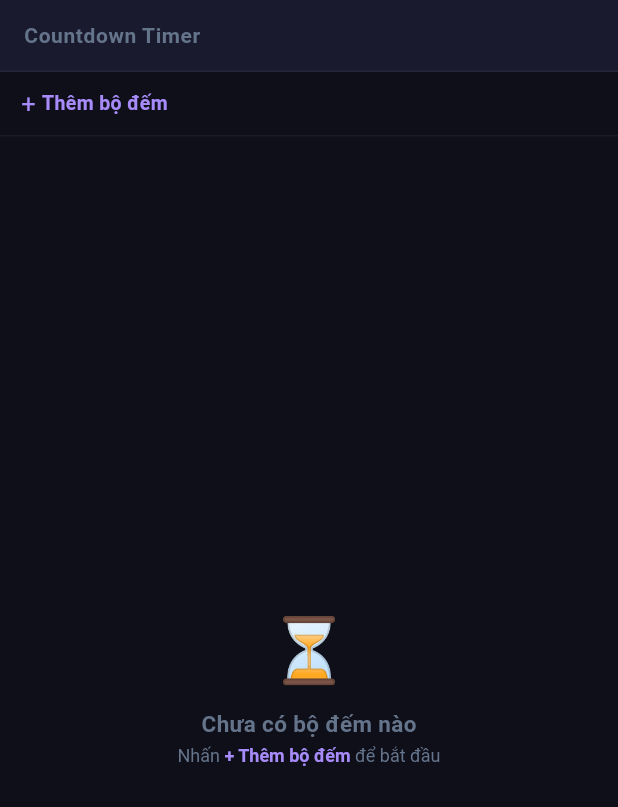
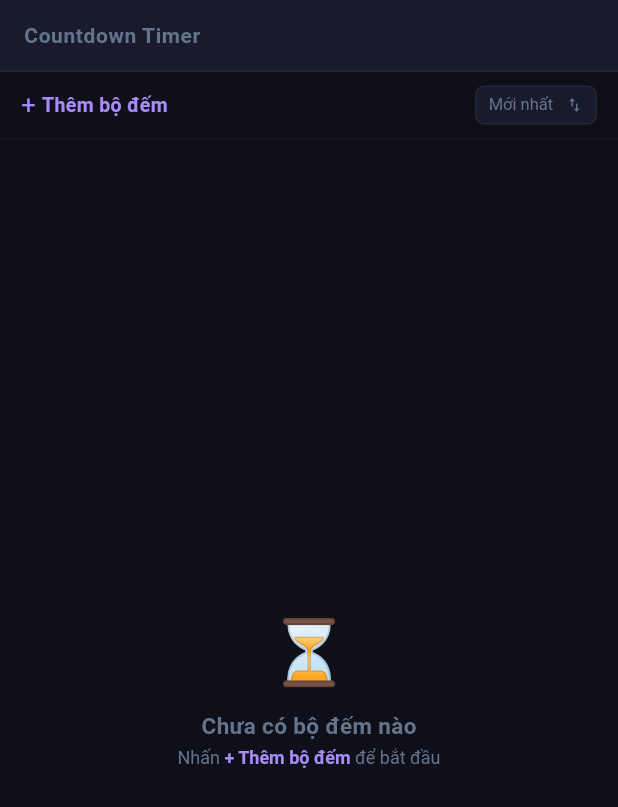
Before and after one commit to kienta/countdown_timer, a Flutter app: the screen it shows after launch, on a phone screen of 412 x 824 dp. Shown: the top 807 px of the screen. Run offline on Flutter 3.47's test engine with Material 3 defaults, Android fonts, the phone set to English and light mode, and no system bars; our stand-ins replace sqflite, sqflite_common_ffi; accounts and stored records are empty; Roboto replaces fonts that are missing (SegoeUI).

Commit message:
Add sort dropdown to timer list
Sort options: newest, oldest, name A-Z, remaining time, running first.
Dropdown appears in the toolbar on the launcher screen.

Co-Authored-By: Claude Opus 4.6 (1M context) <noreply@anthropic.com>

```diff
--- a/lib/screens/launcher_screen.dart
+++ b/lib/screens/launcher_screen.dart
@@ -109,6 +109,13 @@ class _Toolbar extends StatelessWidget {
                 );
               },
             ),
+          const Spacer(),
+          Consumer<TimerService>(
+            builder: (_, service, __) => _SortDropdown(
+              value: service.sortOption,
+              onChanged: (o) => service.setSortOption(o),
+            ),
+          ),
         ],
       ),
     );
@@ -122,7 +129,7 @@ class _TimerList extends StatelessWidget {
   Widget build(BuildContext context) {
     return Consumer<TimerService>(
       builder: (context, service, _) {
-        final timers = service.timers;
+        final timers = service.sortedTimers;
 
         if (timers.isEmpty) {
           return Center(
@@ -202,6 +209,49 @@ class _TimerList extends StatelessWidget {
       onStart: () => service.startTimer(timer.id),
       onPause: () => service.pauseTimer(timer.id),
       onReset: () => service.resetTimer(timer.id),
+    );
+  }
+}
+
+class _SortDropdown extends StatelessWidget {
+  final TimerSortOption value;
+  final ValueChanged<TimerSortOption> onChanged;
+
+  const _SortDropdown({required this.value, required this.onChanged});
+
+  static const _labels = {
+    TimerSortOption.newestFirst: 'Mới nhất',
+    TimerSortOption.oldestFirst: 'Cũ nhất',
+    TimerSortOption.nameAZ: 'Tên A-Z',
+    TimerSortOption.remaining: 'Còn lại',
+    TimerSortOption.statusFirst: 'Đang chạy',
+  };
+
+  @override
+  Widget build(BuildContext context) {
+    return Container(
+      height: 26,
+      padding: const EdgeInsets.symmetric(horizontal: 8),
+      decoration: BoxDecoration(
+        color: AppColors.surface,
+        borderRadius: BorderRadius.circular(6),
+        border: Border.all(color: AppColors.border),
+      ),
+      child: DropdownButtonHideUnderline(
+        child: DropdownButton<TimerSortOption>(
+          value: value,
+          isDense: true,
+          icon: const Icon(Icons.swap_vert, size: 12, color: AppColors.muted),
+          dropdownColor: AppColors.surface,
+          style: const TextStyle(fontSize: 11, color: AppColors.muted),
+          items: TimerSortOption.values.map((o) {
+            return DropdownMenuItem(value: o, child: Text(_labels[o]!));
+          }).toList(),
+          onChanged: (v) {
+            if (v != null) onChanged(v);
+          },
+        ),
+      ),
     );
   }
 }
--- a/lib/services/timer_service.dart
+++ b/lib/services/timer_service.dart
@@ -2,14 +2,53 @@ import 'dart:async';
 import 'package:flutter/foundation.dart';
 import '../models/timer_model.dart';
 import 'database_service.dart';
+
+enum TimerSortOption { newestFirst, oldestFirst, nameAZ, remaining, statusFirst }
 
 class TimerService extends ChangeNotifier {
   final DatabaseService _db = DatabaseService();
   List<TimerModel> _timers = [];
   Timer? _tickTimer;
   int _tickCount = 0;
+  TimerSortOption _sortOption = TimerSortOption.newestFirst;
 
   List<TimerModel> get timers => _timers;
+
+  TimerSortOption get sortOption => _sortOption;
+
+  void setSortOption(TimerSortOption option) {
+    _sortOption = option;
+    notifyListeners();
+  }
+
+  List<TimerModel> get sortedTimers {
+    final sorted = List<TimerModel>.from(_timers);
+    switch (_sortOption) {
+      case TimerSortOption.newestFirst:
+        sorted.sort((a, b) => (b.createdAt ?? 0).compareTo(a.createdAt ?? 0));
+      case TimerSortOption.oldestFirst:
+        sorted.sort((a, b) => (a.createdAt ?? 0).compareTo(b.createdAt ?? 0));
+      case TimerSortOption.nameAZ:
+        sorted.sort((a, b) => a.title.toLowerCase().compareTo(b.title.toLowerCase()));
+      case TimerSortOption.remaining:
+        sorted.sort((a, b) => a.remainSeconds.compareTo(b.remainSeconds));
+      case TimerSortOption.statusFirst:
+        sorted.sort((a, b) {
+          final aOrder = _statusOrder(a);
+          final bOrder = _statusOrder(b);
+          if (aOrder != bOrder) return aOrder.compareTo(bOrder);
+          return a.remainSeconds.compareTo(b.remainSeconds);
+        });
+    }
+    return sorted;
+  }
+
+  int _statusOrder(TimerModel t) {
+    if (t.running && !t.finished) return 0;
+    if (!t.running && !t.finished && t.elapsedSecs > 0) return 1;
+    if (!t.running && !t.finished) return 2;
+    return 3; // finished
+  }
 
   int get runningCount => _timers.where((t) => t.running && !t.finished).length;
 
```
